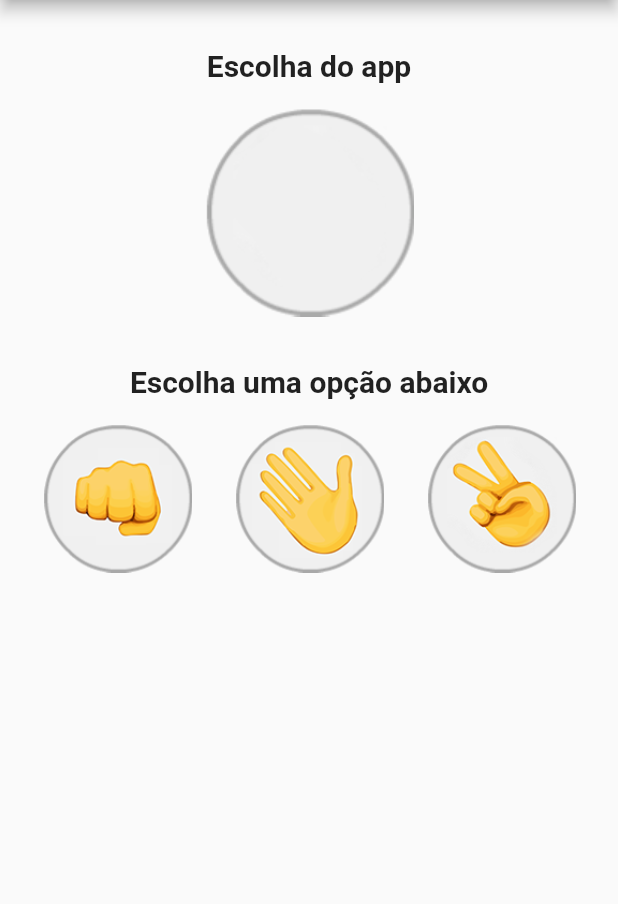
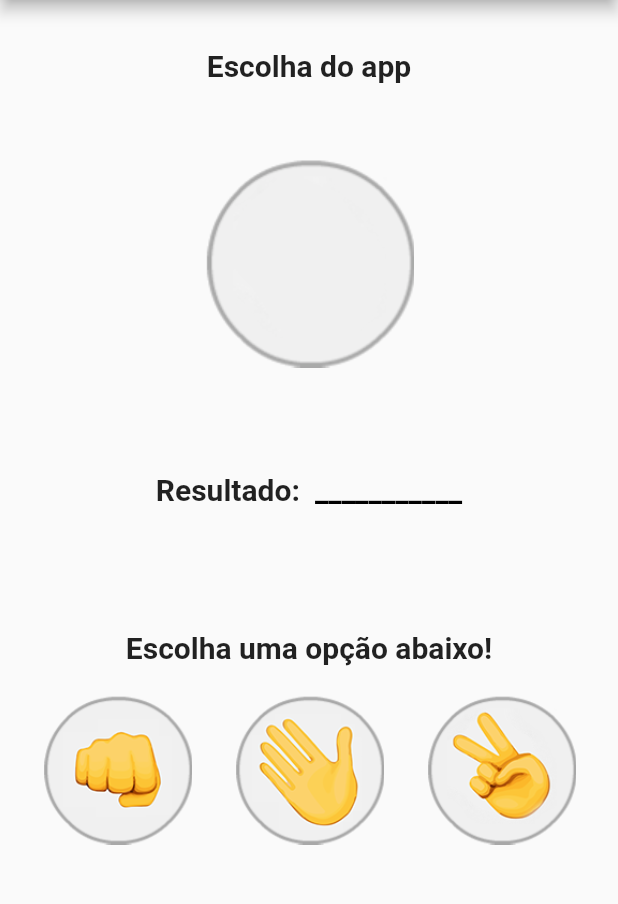
Before and after one commit to Kaleo-Stark/curso_desenvolvimento_Android_e_IOS_com_flutter, a Flutter app: the screen it shows after launch, on a phone screen of 412 x 824 dp, the part 84-988 px from its top. Run offline on Flutter 3.47's test engine with Material 2 defaults, Android fonts, the phone set to English and light mode, and no system bars.

Commit message:
Alteraçoes feitas sem estar no escopo da aula, colocado uma linha a mais com resultado do jogo com cores diferentes.

```diff
--- a/jokenpo/lib/Jogo.dart
+++ b/jokenpo/lib/Jogo.dart
@@ -7,11 +7,11 @@ class Jogo extends StatefulWidget {
 }
 
 class _JogoState extends State<Jogo> {
+  var _imagemApp = AssetImage("images/padrao.png");
+  var _resultado = "___________";
+  var _corResultado = Colors.black;
 
-  var _imagemApp = AssetImage("images/padrao.png");
-  var _mensagem = "Escolha uma opção abaixo";
-
-  void _opcaoSelecionada(String escolhaUsuario){
+  void _opcaoSelecionada(String escolhaUsuario) {
     var opcoes = ['pedra', 'papel', 'tesoura'];
     var numero = Random().nextInt(3);
     var escolhaApp = opcoes[numero];
@@ -19,17 +19,19 @@ class _JogoState extends State<Jogo> {
     setState(() {
       this._imagemApp = AssetImage("images/$escolhaApp.png");
 
-      if((escolhaUsuario == "pedra"   && escolhaApp == "tesoura") ||
-         (escolhaUsuario == "tesoura" && escolhaApp == "papel")   ||
-         (escolhaUsuario == "papel"   && escolhaApp == "pedra")){
-           this._mensagem = "Parabéns !!! Você ganhou :)";
-      }else if(
-         ( escolhaApp == "pedra"   && escolhaUsuario == "tesoura") ||
-         ( escolhaApp == "tesoura" && escolhaUsuario == "papel")   ||
-         ( escolhaApp == "papel"   && escolhaUsuario == "pedra")){
-           this._mensagem = "Você perdeu :(";
-      }else{
-        this._mensagem = "Empatamos ;)";
+      if ((escolhaUsuario == "pedra" && escolhaApp == "tesoura") ||
+          (escolhaUsuario == "tesoura" && escolhaApp == "papel") ||
+          (escolhaUsuario == "papel" && escolhaApp == "pedra")) {
+        this._resultado = "Parabéns !!! Você ganhou :)";
+        this._corResultado = Colors.green;
+      } else if ((escolhaApp == "pedra" && escolhaUsuario == "tesoura") ||
+          (escolhaApp == "tesoura" && escolhaUsuario == "papel") ||
+          (escolhaApp == "papel" && escolhaUsuario == "pedra")) {
+        this._resultado = "Você perdeu :(";
+        this._corResultado = Colors.red;
+      } else {
+        this._resultado = "Empatamos ;)";
+        this._corResultado = Colors.blue;
       }
     });
   }
@@ -44,26 +46,42 @@ class _JogoState extends State<Jogo> {
           crossAxisAlignment: CrossAxisAlignment.center,
           children: <Widget>[
             Padding(
-              padding: EdgeInsets.only(top:32, bottom: 16),
+              padding: EdgeInsets.only(top: 32, bottom: 50),
               child: Text(
                 "Escolha do app",
                 textAlign: TextAlign.center,
-                style: TextStyle(
-                  fontSize: 20,
-                  fontWeight: FontWeight.bold
+                style: TextStyle(fontSize: 20, fontWeight: FontWeight.bold),
               ),
             ),
+            Image(image: this._imagemApp),
+            Padding(
+                padding: EdgeInsets.only(top: 70, bottom: 50),
+                child: Row(
+                  mainAxisAlignment: MainAxisAlignment.center,
+                  children: <Widget>[
+                    Padding(
+                      padding: EdgeInsets.only(right: 10),
+                      child: Text(
+                        "Resultado:",
+                        style: TextStyle(fontSize: 20, fontWeight: FontWeight.bold),
                       ),
-            Image(image:this._imagemApp),
+                    ),
+                    Text(
+                      this._resultado,
+                      textAlign: TextAlign.center,
+                      style:
+                          TextStyle(fontSize: 20, fontWeight: FontWeight.bold, color: this._corResultado),
+                    ),
+                  ],
+                )),
+            Column(
+              children: <Widget>[
                 Padding(
-              padding: EdgeInsets.only(top:32, bottom: 16),
+                  padding: EdgeInsets.only(top: 32, bottom: 20),
                   child: Text(
-                this._mensagem,
+                    "Escolha uma opção abaixo!",
                     textAlign: TextAlign.center,
-                style: TextStyle(
-                  fontSize: 20,
-                  fontWeight: FontWeight.bold
-                ),
+                    style: TextStyle(fontSize: 20, fontWeight: FontWeight.bold),
                   ),
                 ),
                 Row(
@@ -87,7 +105,8 @@ class _JogoState extends State<Jogo> {
                   ],
                 )
               ],
-        )
-    );
+            ),
+          ],
+        ));
   }
 }
```
Lines whose indentation alone changed are shown as unchanged.
